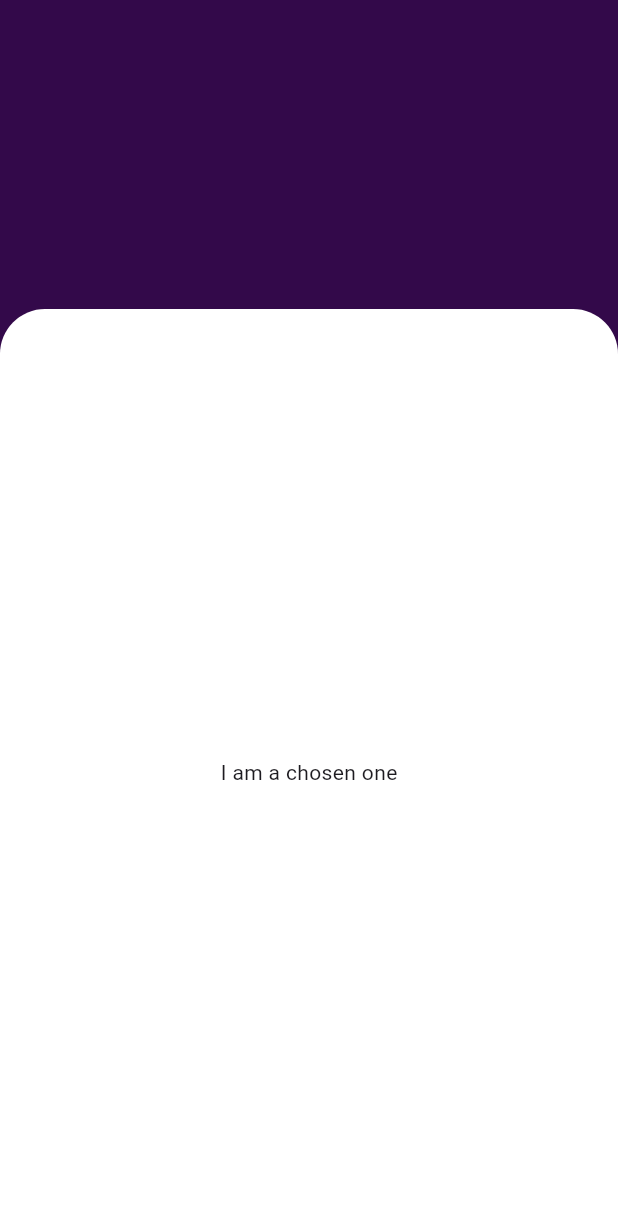
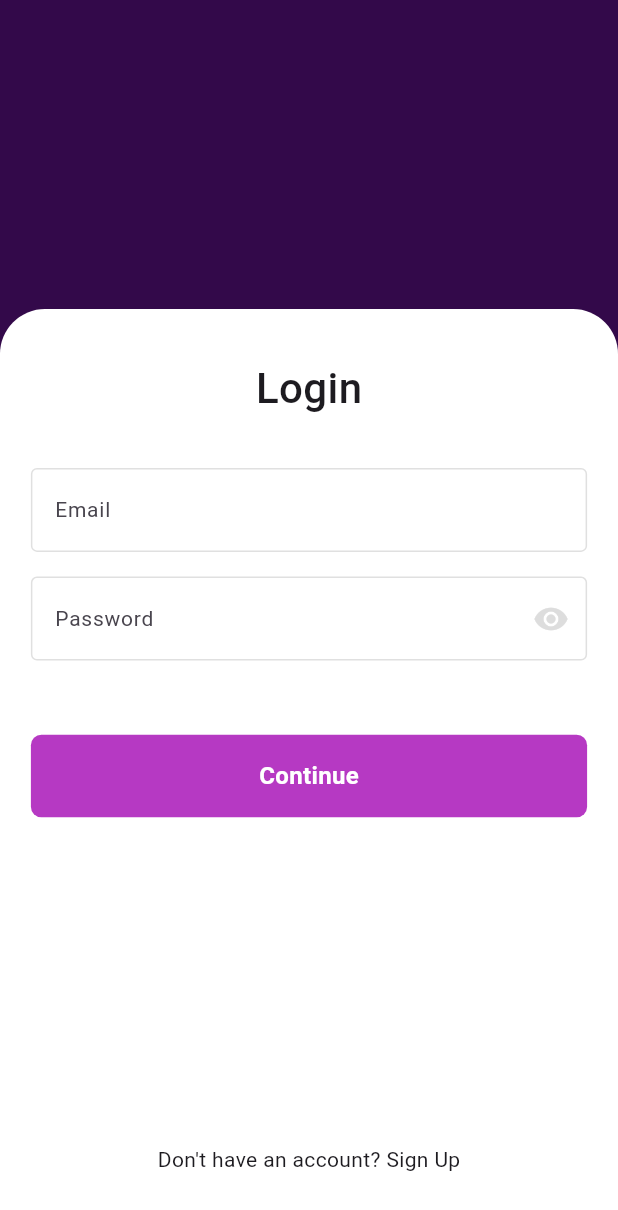
Before and after one commit to XROLE/univaTask, a Flutter app: the screen it shows after launch, on a phone screen of 412 x 824 dp. Shown: the top 1210 px of the screen. Run offline on Flutter 3.47's test engine with Material 3 defaults, Android fonts, the phone set to English and light mode, and no system bars.

Commit message:
create reusable button create reusable text input field

```diff
--- a/lib/ui/home_page.dart
+++ b/lib/ui/home_page.dart
@@ -1,5 +1,9 @@
 import 'package:flutter/material.dart';
+import 'package:univa_task/ui/widgets/action_button.dart';
+import 'package:univa_task/ui/widgets/custome_text_input.dart';
+import 'package:univa_task/ui/widgets/unfocus_widget.dart';
 import 'package:univa_task/utils/app_colors.dart';
+import 'package:univa_task/utils/app_text_style.dart';
 
 class HomePage extends StatefulWidget {
   const HomePage({super.key});
@@ -14,13 +18,15 @@ class _HomePageState extends State<HomePage> {
     final size = MediaQuery.of(context).size;
 
     return Scaffold(
-        body: Container(
+        body: UnfocusWidget(
+      child: Container(
         color: AppColors.primary,
         height: size.height,
         child: Stack(
           alignment: Alignment.bottomCenter,
           children: [
             Container(
+                padding: EdgeInsets.symmetric(horizontal: size.width * .05),
                 height: size.height * .75,
                 decoration: BoxDecoration(
                   color: AppColors.white,
@@ -29,10 +35,48 @@ class _HomePageState extends State<HomePage> {
                     topRight: Radius.circular(30.0),
                   ),
                 ),
-              child: const Center(
-                child: Text("I am a chosen one"),
+                child: Column(
+                  mainAxisAlignment: MainAxisAlignment.spaceBetween,
+                  children: [
+                    SizedBox(
+                      child: Column(
+                        children: [
+                          SizedBox(height: size.height * .04),
+                          Text(
+                            "Login",
+                            style:
+                                AppTextStyle.title(fontWeight: FontWeight.w500),
+                          ),
+                          SizedBox(height: size.height * .04),
+                          const CustumeTextInput(
+                            labelText: "Email",
+                          ),
+                          SizedBox(height: size.height * .02),
+                          CustumeTextInput(
+                            labelText: "Password",
+                            obscureText: true,
+                            suffixIcon: Icon(
+                              Icons.visibility,
+                              color: AppColors.grey,
+                            ),
+                          ),
+                          SizedBox(height: size.height * .06),
+                           ActionButton(title: "Continue", onTap: () {}),
+                        ],
+                      ),
+                    ),
+                    SizedBox(
+                      child: Column(
+                        children: [
+                          const Text("Don't have an account? Sign Up"),
+                          SizedBox(height: size.height * .05),
+                        ],
+                      ),
+                    ),
+                  ],
                 )),
           ],
+        ),
       ),
     ));
   }
--- /dev/null
+++ b/lib/ui/widgets/action_button.dart
@@ -0,0 +1,44 @@
+import 'package:flutter/material.dart';
+import 'package:univa_task/utils/app_colors.dart';
+import 'package:univa_task/utils/app_text_style.dart';
+
+class ActionButton extends StatelessWidget {
+  final String title;
+  final Function onTap;
+  final bool isLoading;
+  final Color? bgColor;
+  const ActionButton(
+      {required this.title,
+      required this.onTap,
+      this.isLoading = false,
+      this.bgColor,
+      super.key});
+
+  @override
+  Widget build(BuildContext context) {
+    return InkWell(
+      onTap: () {
+        onTap();
+      },
+      child: Container(
+        padding: const EdgeInsets.symmetric(vertical: 16),
+        width: double.infinity,
+        decoration: BoxDecoration(
+            color: bgColor ?? AppColors.secondary,
+            borderRadius: BorderRadius.circular(7)),
+        child: Center(
+            child: isLoading
+                ? SizedBox(
+                    height: 25,
+                    width: 25,
+                    child: CircularProgressIndicator(
+                      color: AppColors.white,
+                    ))
+                : Text(
+                    title,
+                    style: AppTextStyle.medium(color: AppColors.white, fontSize: 16),
+                  )),
+      ),
+    );
+  }
+}
--- /dev/null
+++ b/lib/ui/widgets/custome_text_input.dart
@@ -0,0 +1,51 @@
+import 'package:flutter/material.dart';
+import 'package:univa_task/utils/app_colors.dart';
+
+class CustumeTextInput extends StatelessWidget {
+  final TextEditingController? controller;
+  final TextInputType? keyboardType;
+  final bool? readOnly;
+  final Function(String e)? onChange;
+  final String? labelText;
+  final String? hintText;
+  final Widget? prefixIcon;
+  final Widget? suffixIcon;
+  final bool? obscureText;
+  final String? Function(String? e)? validator;
+
+  const CustumeTextInput({
+    this.controller,
+    this.keyboardType,
+    this.readOnly,
+    this.onChange,
+    this.labelText,
+    this.hintText,
+    this.prefixIcon,
+    this.suffixIcon,
+    this.obscureText,
+    this.validator,
+    super.key,
+  });
+
+  @override
+  Widget build(BuildContext context) {
+    return TextFormField(
+        onChanged: (e) => onChange != null ? onChange!(e) : () {},
+        readOnly: readOnly ?? false,
+        obscureText: obscureText ?? false,
+        controller: controller,
+        validator: (val) => validator != null ?  validator!(val) : null,
+        decoration: InputDecoration(
+          labelText: labelText,
+          labelStyle: const TextStyle(fontSize: 14),
+          hintText: hintText,
+          prefixIcon: prefixIcon,
+          suffixIcon: suffixIcon,
+          focusedBorder: outlineBorder,
+          enabledBorder: outlineBorder,
+        ));
+  }
+}
+
+InputBorder outlineBorder = OutlineInputBorder(
+    borderSide: BorderSide(color: AppColors.black.withOpacity(.12)));
--- /dev/null
+++ b/lib/ui/widgets/unfocus_widget.dart
@@ -0,0 +1,13 @@
+import 'package:flutter/material.dart';
+
+class UnfocusWidget extends StatelessWidget {
+  final Widget child;
+  const UnfocusWidget({required this.child, super.key});
+
+  @override
+  Widget build(BuildContext context) {
+    return GestureDetector(
+        onTap: () => FocusScope.of(context).unfocus(),
+        child: child);
+  }
+}
--- a/lib/utils/app_colors.dart
+++ b/lib/utils/app_colors.dart
@@ -3,5 +3,7 @@ import 'package:flutter/material.dart';
 class AppColors {
   static Color primary = const Color.fromRGBO(51, 9,74, 1);
   static Color secondary = const Color.fromRGBO(182, 57,195, 1);
+  static Color grey = const Color.fromRGBO(221, 221,221, 1);
   static Color white = const Color.fromRGBO(255, 255,255, 1);
+  static Color black = const Color.fromRGBO(0, 0,0, 1);
 }
```
Lines whose indentation alone changed are shown as unchanged.
